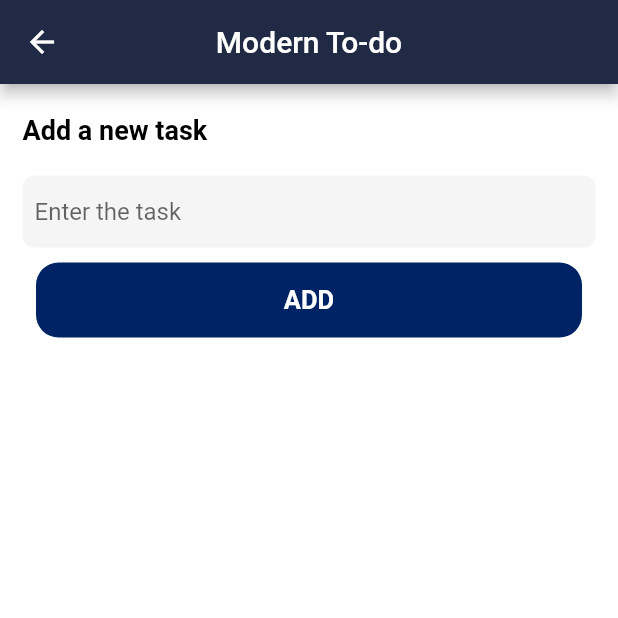
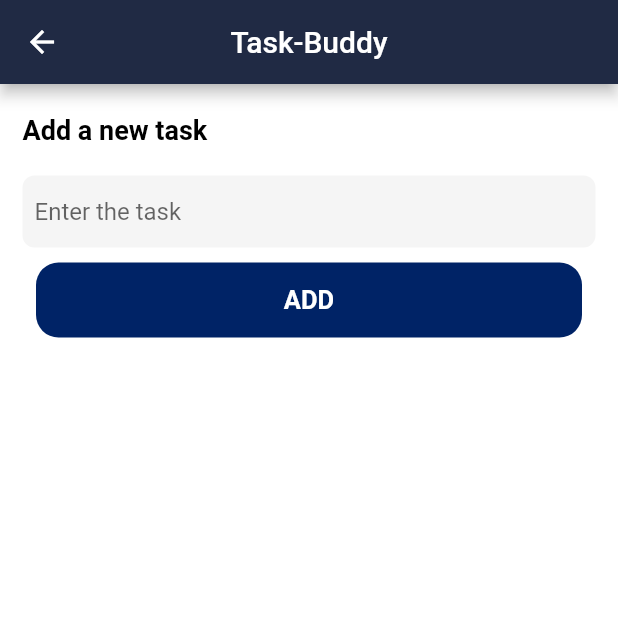
Before and after one commit to SinjinxJohn/taskbuddy, a Flutter app: the textInfo screen opened directly, on a phone screen of 412 x 824 dp, the top half of it. Run offline on Flutter 3.47's test engine with Material 2 defaults, Android fonts, the phone set to English and light mode, and no system bars; our stand-ins replace cloud_firestore, firebase_auth, firebase_core, google_fonts; accounts and stored records are empty.

Commit message:
new change: app name

```diff
--- a/todo/lib/textinfo.dart
+++ b/todo/lib/textinfo.dart
@@ -24,7 +24,7 @@ class _textInfoState extends State<textInfo> {
           centerTitle: true,
           backgroundColor: Color.fromRGBO(32, 42, 68, 1),
           title: Text(
-            'Modern To-do',
+            'Task-Buddy',
             style: TextStyle(color: Colors.white),
           ),
         ),
```
